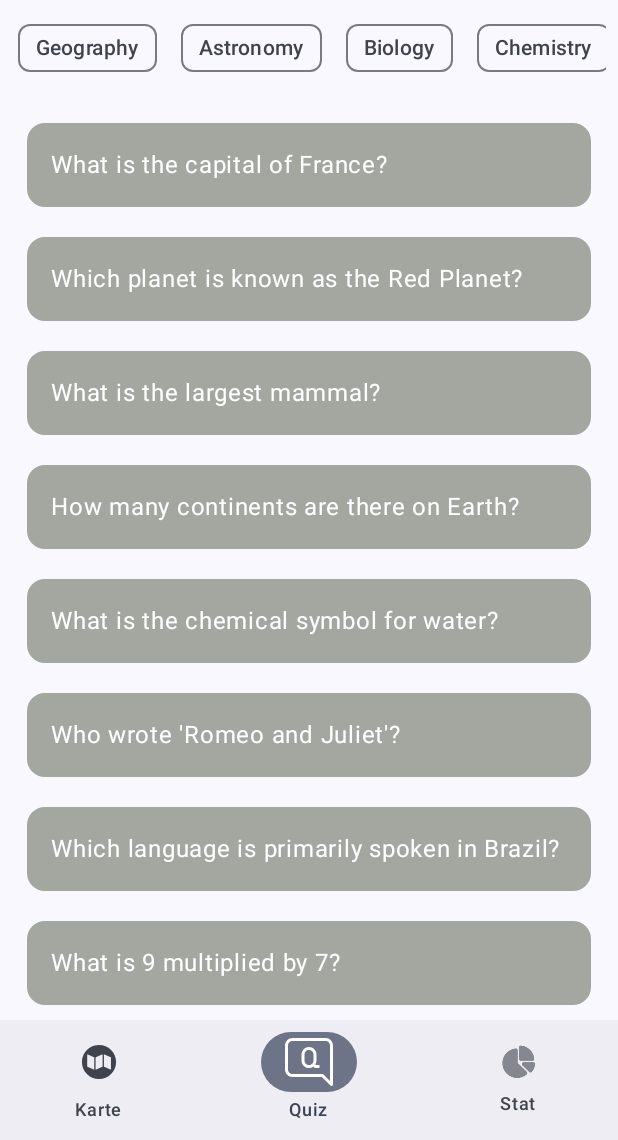
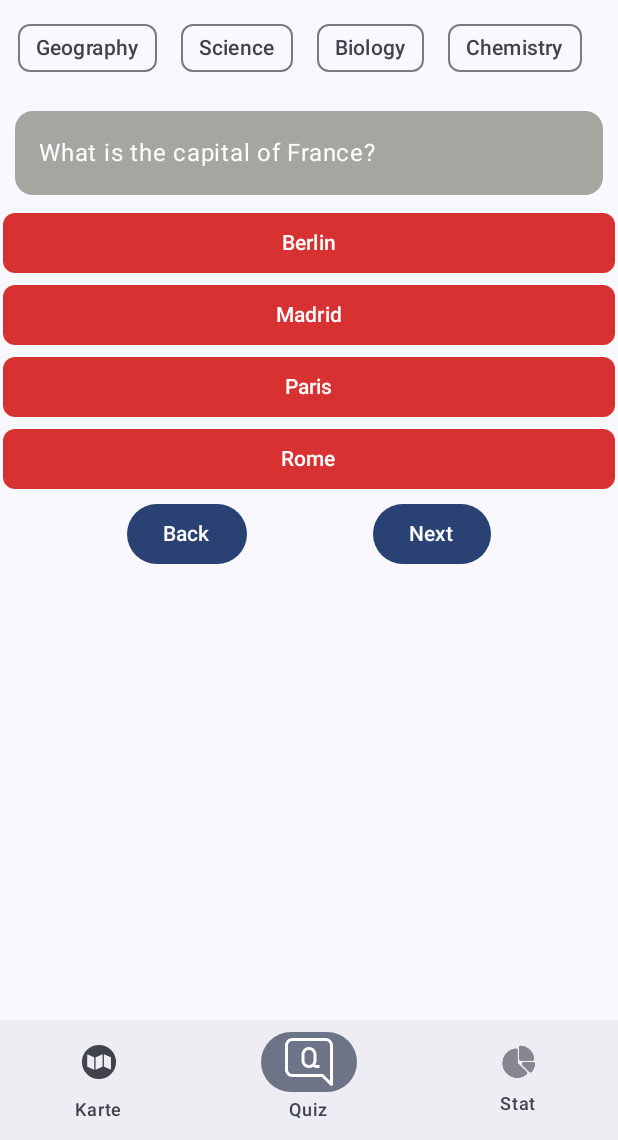
Before and after one commit to aaabdulkarim/ATQuiz, an Android app built with Jetpack Compose: the screen it shows after launch (MainActivity), item 2 of the bottom bar chosen, on a phone screen of 412 x 824 dp, the part 96-1236 px from its top. Run offline under Robolectric (Android 15) with nearby library versions, the phone set to English and light mode, and no system bars; libraries missing offline, so code that uses them is left out: ir.ehsannarmani.compose_charts.

Commit message:
Refactoring, vereinfachte Fragendarstellung

```diff
--- a/app/src/main/java/com/example/atquiz/composables/MultipleChoice.kt
+++ b/app/src/main/java/com/example/atquiz/composables/MultipleChoice.kt
@@ -1,8 +1,11 @@
 package com.example.atquiz.composables
 
 import android.widget.Toast
-import androidx.compose.animation.AnimatedVisibility
+import androidx.compose.animation.AnimatedContent
+import androidx.compose.animation.AnimatedVisibilityScope
 import androidx.compose.animation.ExperimentalSharedTransitionApi
+import androidx.compose.animation.SharedTransitionLayout
+import androidx.compose.animation.SharedTransitionScope
 import androidx.compose.foundation.layout.Arrangement
 import androidx.compose.foundation.layout.Column
 import androidx.compose.foundation.layout.Row
@@ -23,6 +26,7 @@ import androidx.compose.material3.CardDefaults
 import androidx.compose.material3.ExperimentalMaterial3Api
 import androidx.compose.material3.InputChip
 import androidx.compose.material3.Text
+import androidx.compose.material3.TextButton
 import androidx.compose.runtime.Composable
 import androidx.compose.runtime.getValue
 import androidx.compose.runtime.mutableStateOf
@@ -35,7 +39,6 @@ import androidx.compose.ui.unit.dp
 import com.example.atquiz.ui.theme.primary
 import com.example.atquiz.ui.theme.secondary
 import com.example.atquiz.ui.theme.text
-
 
 
 @OptIn(ExperimentalMaterial3Api::class)
@@ -60,7 +63,7 @@ fun QuestionFilter(
         // Tags
         LazyRow(
             modifier = Modifier.padding(8.dp),
-            horizontalArrangement = Arrangement.spacedBy(8.dp) // Adds spacing between chips
+            horizontalArrangement = Arrangement.spacedBy(8.dp)
         ) {
             itemsIndexed(tagList) { _, chipData ->
                 InputChip(
@@ -73,42 +76,26 @@ fun QuestionFilter(
                         }
                     },
                     label = { Text(text = chipData) },
-                    modifier = Modifier.padding(horizontal = 4.dp) // Adds spacing within each chip
+                    modifier = Modifier.padding(horizontal = 4.dp)
                 )
             }
-        }
-
-        // Frageliste mit Antworten
-        LazyColumn(
-            modifier = Modifier.padding(8.dp)
-        ) {
-            itemsIndexed(filteredQuestions) { _, questionObject ->
-                QuestionDetail(questionObject)
         }
     }
 }
 
 
-}
 
 
-
-
-@OptIn(ExperimentalSharedTransitionApi::class, ExperimentalMaterial3Api::class)
+@OptIn(ExperimentalSharedTransitionApi::class)
 @Composable
 fun QuestionDetail(
     questionObject: QuestionObject,
-){
+) {
     val answers = questionObject.answerList
     val context = LocalContext.current
-    var answerVisible by remember {
-        mutableStateOf(false)
-    }
-
 
     Column(
         modifier = Modifier
-            .fillMaxSize()
             .padding(2.dp)
 
     ) {
@@ -121,10 +108,7 @@ fun QuestionDetail(
             colors = CardDefaults.cardColors(
                 containerColor = secondary,
                 contentColor = text
-            ),
-            onClick = {
-                answerVisible = !answerVisible
-            }
+            )
         ) {
             Row(
                 modifier = Modifier
@@ -141,19 +125,13 @@ fun QuestionDetail(
             }
         }
 
-        // Für Customisation: https://developer.android.com/develop/ui/compose/animation/composables-modifiers?hl=de#animatedvisibility
-        AnimatedVisibility(answerVisible) {
-            Column(
-                modifier = Modifier.fillMaxSize()
-            ) {
-
         // Antwortmöglichkeiten
         answers.forEach { answer ->
             Button(
                 onClick = {
 
                     val toastString =
-                                if (questionObject.checkAnswer(answer)) "Richtig!" else "Falsch"
+                        if (questionObject.checkAnswer(answer)) "Richtig" else "Falsch"
                     Toast.makeText(context, toastString, Toast.LENGTH_SHORT).show()
                 },
 
@@ -170,29 +148,59 @@ fun QuestionDetail(
     }
 
 }
-    }
-
-}
 
 
 @OptIn(ExperimentalSharedTransitionApi::class)
 @Composable
-fun MultipleChoiceQuiz(){
-    // Possible API: https://opentdb.com/api_config.php
+fun MultipleChoiceQuiz() {
     // Possible Dataset: https://github.com/uberspot/OpenTriviaQA/
     val questionList = sampleQuestions;
-    var questionObject by remember{ mutableStateOf(questionList[0]) }
+    var currentQuestionIndex by remember {
+        mutableStateOf(0)
+    }
+    var questionObject by remember { mutableStateOf(questionList[currentQuestionIndex]) }
 
-    QuestionFilter(questionList = questionList)
+    Column {
+        QuestionFilter(questionList)
 
+        QuestionDetail(
+            questionObject = questionObject
+        )
 
+        Row(
+            horizontalArrangement = Arrangement.SpaceEvenly,
+            modifier = Modifier.fillMaxWidth()
+        ) {
+            Button(onClick = {
+                if (currentQuestionIndex > 0) {
+                    currentQuestionIndex--
+                    questionObject = questionList[currentQuestionIndex]
+                }
+            }) {
+                Text("Back")
+            }
 
+            Button(onClick = {
+                if (currentQuestionIndex < questionList.size - 1) {
+                    currentQuestionIndex++
+                    questionObject = questionList[currentQuestionIndex]
+                }
+            }) {
+                Text("Next")
+            }
+        }
+    }
 }
 
 
-data class QuestionObject(val question : String, val answerList : List<String>, val correctAnswerIndex : Int, val tag : String){
+data class QuestionObject(
+    val question: String,
+    val answerList: List<String>,
+    val correctAnswerIndex: Int,
+    val tag: String
+) {
 
-    fun checkAnswer(userAnswer : String): Boolean {
+    fun checkAnswer(userAnswer: String): Boolean {
         return userAnswer == answerList[correctAnswerIndex];
     }
 }
@@ -209,7 +217,7 @@ val sampleQuestions = listOf(
         question = "Which planet is known as the Red Planet?",
         answerList = listOf("Earth", "Mars", "Jupiter", "Venus"),
         correctAnswerIndex = 1,
-        tag = "Astronomy"
+        tag = "Science"
     ),
     QuestionObject(
         question = "What is the largest mammal?",
```
Lines whose indentation alone changed are shown as unchanged.
